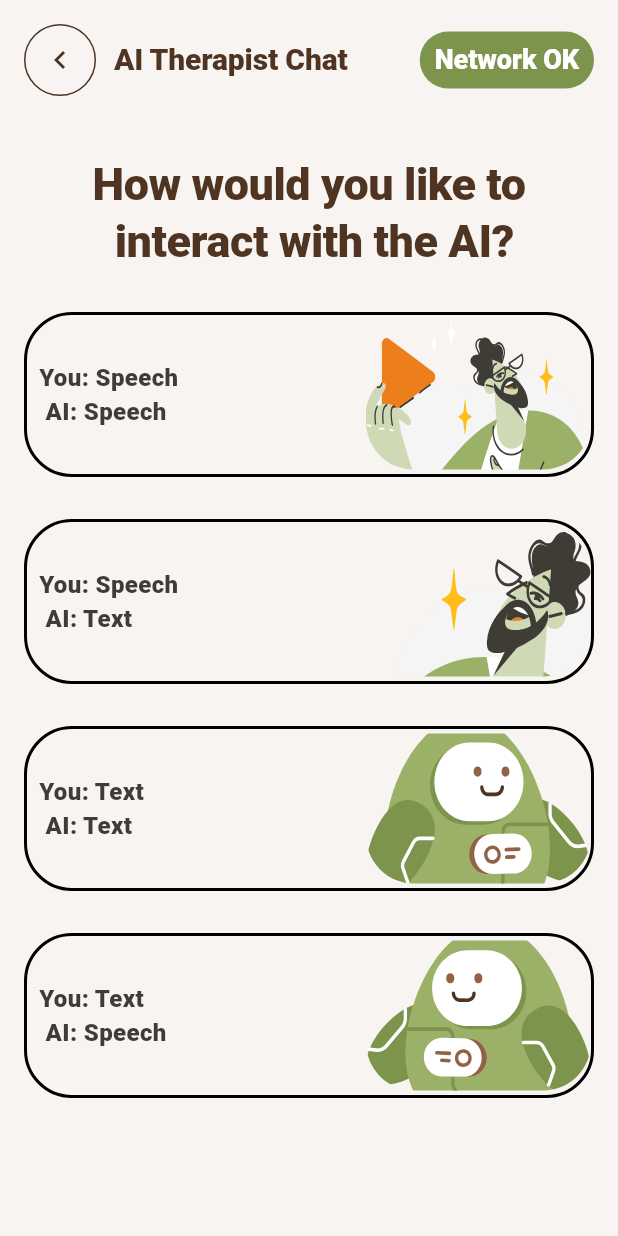
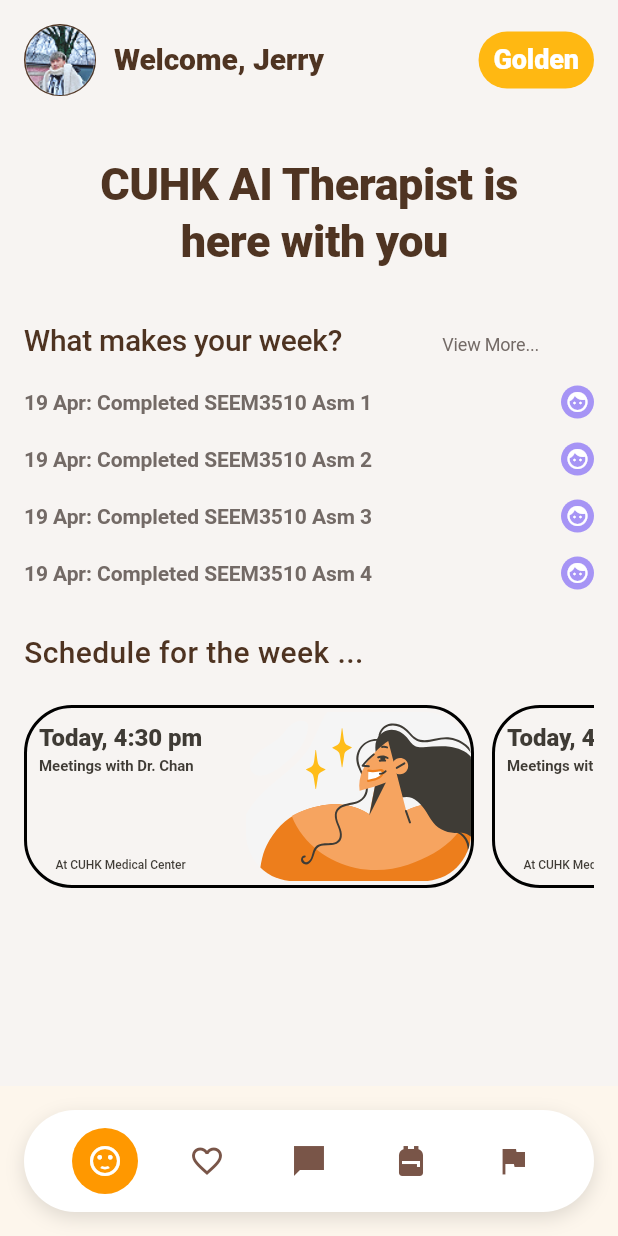
Before and after one commit to rosisneupane/Project_FrontEnd, a Flutter app: the screen it shows after launch, on a phone screen of 412 x 824 dp. Run offline on Flutter 3.47's test engine with Material 3 defaults, Android fonts, the phone set to English and light mode, and no system bars; our stand-ins replace flutter_svg; Roboto replaces fonts that are missing (Urbanist).

Commit message:
feat:home page

```diff
--- a/lib/main.dart
+++ b/lib/main.dart
@@ -1,22 +1,102 @@
 import 'package:flutter/material.dart';
 import 'package:new_ui/screen/ai_therapist_screen.dart';
+import 'package:new_ui/screen/home_screen.dart';
+
 void main() {
-  runApp(const MyApp());
+  runApp(MyApp());
 }
 
 class MyApp extends StatelessWidget {
-  const MyApp({super.key});
-
-  // This widget is the root of your application.
   @override
   Widget build(BuildContext context) {
     return MaterialApp(
-      title: 'Flutter Demo',
-      theme: ThemeData(
-        colorScheme: ColorScheme.fromSeed(seedColor: Colors.deepPurple),
-        useMaterial3: true,
-      ),
-      home: const AiTherapistScreen(),
+      home: SimpleBottomNav(),
     );
   }
 }
+
+class SimpleBottomNav extends StatefulWidget {
+  const SimpleBottomNav({super.key});
+
+  @override
+  _SimpleBottomNavState createState() => _SimpleBottomNavState();
+}
+
+class _SimpleBottomNavState extends State<SimpleBottomNav> {
+  int _selectedIndex = 0; // default selected index
+
+  final List<IconData> _icons = [
+    Icons.sentiment_satisfied,
+    Icons.favorite_border,
+    Icons.chat_bubble_sharp,
+    Icons.backpack,
+    Icons.flag,
+  ];
+
+  final List<Widget> _pages = [
+    HomeScreen(),
+    Center(child: Text('Favorites Page', style: TextStyle(fontSize: 24))),
+    AiTherapistScreen(),
+    Center(child: Text('Backpack Page', style: TextStyle(fontSize: 24))),
+    Center(child: Text('Goals Page', style: TextStyle(fontSize: 24))),
+  ];
+
+  void _onTap(int index) {
+    setState(() {
+      _selectedIndex = index;
+    });
+  }
+
+  Widget _buildNavIcon(int index) {
+    bool isSelected = index == _selectedIndex;
+
+    return GestureDetector(
+      onTap: () => _onTap(index),
+      child: Container(
+        decoration: isSelected
+            ? BoxDecoration(
+                color: Colors.orange,
+                shape: BoxShape.circle,
+              )
+            : null,
+        padding: EdgeInsets.all(10),
+        child: Icon(
+          _icons[index],
+          color: isSelected ? Colors.white : Colors.brown,
+        ),
+      ),
+    );
+  }
+
+  @override
+  Widget build(BuildContext context) {
+    return Scaffold(
+      body: _pages[_selectedIndex],
+      bottomNavigationBar: Padding(
+        padding: const EdgeInsets.all(16.0),
+        child: Container(
+          padding: EdgeInsets.symmetric(vertical: 12, horizontal: 20),
+          decoration: BoxDecoration(
+            color: Colors.white,
+            borderRadius: BorderRadius.circular(50),
+            boxShadow: [
+              BoxShadow(
+                color: Colors.black12,
+                blurRadius: 10,
+                offset: Offset(0, 4),
+              ),
+            ],
+          ),
+          child: Row(
+            mainAxisAlignment: MainAxisAlignment.spaceAround,
+            children: List.generate(
+              _icons.length,
+              (index) => _buildNavIcon(index),
+            ),
+          ),
+        ),
+      ),
+      backgroundColor: Color(0xFFFDF6EC),
+    );
+  }
+}
--- a/lib/screen/ai_therapist_screen.dart
+++ b/lib/screen/ai_therapist_screen.dart
@@ -12,8 +12,6 @@
 }
 
 class _AiTherapistScreenState extends State<AiTherapistScreen> {
-
-
   final List<Map<String, String>> interactionModes = [
     {
       'label': 'You: Speech\n AI: Speech',
@@ -46,22 +44,23 @@
               margin: const EdgeInsets.only(top: 16),
               child: Row(
                 children: [
-                  Container(
-                    width: 48,
-                    height: 48,
-                    decoration: BoxDecoration(
-                      shape: BoxShape.circle,
-                      border: Border.all(color: AppColors.primary),
-                    ),
-                    child: IconButton(
-                      icon: const Icon(Icons.chevron_left),
-                      color: AppColors.primary,
-                      onPressed: () => Navigator.pop(context),
-                    ),
-                  ),
+                  // Container(
+                  //   width: 48,
+                  //   height: 48,
+                  //   decoration: BoxDecoration(
+                  //     shape: BoxShape.circle,
+                  //     border: Border.all(color: AppColors.primary),
+                  //   ),
+                  //   child: IconButton(
+                  //     icon: const Icon(Icons.chevron_left),
+                  //     color: AppColors.primary,
+                  //     onPressed: () => Navigator.pop(context),
+                  //   ),
+                  // ),
                   const SizedBox(width: 12),
                   const Expanded(
-                    child: Text('AI Therapist Chat', style: AppTextStyles.title),
+                    child:
+                        Text('AI Therapist Chat', style: AppTextStyles.title),
                   ),
                   Container(
                     padding:
@@ -70,7 +69,8 @@
                       color: const Color(0xFF7D944D),
                       borderRadius: BorderRadius.circular(32),
                     ),
-                    child: const Text('Network OK', style: AppTextStyles.button),
+                    child:
+                        const Text('Network OK', style: AppTextStyles.button),
                   ),
                 ],
               ),
@@ -92,12 +92,12 @@
                         return InteractionOption(
                           label: interactionModes[index]['label']!,
                           imagePath: interactionModes[index]['image']!,
-
                           onTap: () {
-      Navigator.push(
-        context,
-        MaterialPageRoute(builder: (context) => const ChatPage()),
-      );
+                            Navigator.push(
+                              context,
+                              MaterialPageRoute(
+                                  builder: (context) => const ChatPage()),
+                            );
                           },
                         );
                       }),
@@ -123,7 +123,6 @@
     super.key,
     required this.label,
     required this.imagePath,
-
     required this.onTap,
   });
 
@@ -138,7 +137,7 @@
           height: 110,
           decoration: BoxDecoration(
             border: Border.all(
-              color:  Colors.black,
+              color: Colors.black,
               width: 2.0,
             ),
             borderRadius: BorderRadius.circular(32),
--- /dev/null
+++ b/lib/screen/home_screen.dart
@@ -0,0 +1,304 @@
+import 'package:flutter/material.dart';
+import 'package:flutter_svg/flutter_svg.dart';
+import 'package:new_ui/screen/texttotext_screen.dart';
+import '../theme/colors.dart';
+import '../theme/text_styles.dart';
+
+class HomeScreen extends StatefulWidget {
+  const HomeScreen({super.key});
+
+  @override
+  State<HomeScreen> createState() => _HomeScreenState();
+}
+
+class _HomeScreenState extends State<HomeScreen> {
+  final List<Map<String, String>> interactionModes = [
+    {
+      'label': 'You: Speech\n AI: Speech',
+      'image': 'assets/images/Female.svg',
+    },
+    {
+      'label': 'You: Speech\n AI: Text',
+      'image': 'assets/images/Female.svg',
+    },
+    {
+      'label': 'You: Text\n AI: Text',
+      'image': 'assets/images/Female.svg',
+    },
+    {
+      'label': 'You: Text\n AI: Speech',
+      'image': 'assets/images/Female.svg',
+    },
+  ];
+
+  @override
+  Widget build(BuildContext context) {
+    return Scaffold(
+      backgroundColor: AppColors.background,
+      body: SafeArea(
+        child: Column(
+          children: [
+            Container(
+              height: 48,
+              padding: const EdgeInsets.symmetric(horizontal: 16),
+              margin: const EdgeInsets.only(top: 16),
+              child: Row(
+                children: [
+                  Container(
+                    width: 48,
+                    height: 48,
+                    decoration: BoxDecoration(
+                      shape: BoxShape.circle,
+                      border: Border.all(color: AppColors.primary),
+                    ),
+                    child: Image.asset("assets/images/ProPic1.png"),
+                  ),
+                  const SizedBox(width: 12),
+                  const Expanded(
+                    child: Text('Welcome, Jerry', style: AppTextStyles.title),
+                  ),
+                  Container(
+                    padding:
+                        const EdgeInsets.symmetric(horizontal: 10, vertical: 6),
+                    decoration: BoxDecoration(
+                      color: Color(0xFFFFB812),
+                      borderRadius: BorderRadius.circular(32),
+                    ),
+                    child: const Text('Golden', style: AppTextStyles.button),
+                  ),
+                ],
+              ),
+            ),
+            Expanded(
+              child: SingleChildScrollView(
+                child: Padding(
+                  padding: const EdgeInsets.symmetric(horizontal: 16),
+                  child: Column(
+                    children: [
+                      const SizedBox(height: 40),
+                      const Text(
+                        "CUHK AI Therapist is\n here with you",
+                        style: AppTextStyles.question,
+                        textAlign: TextAlign.center,
+                      ),
+                      const SizedBox(height: 28),
+                      Column(
+                        children: [
+                          SizedBox(
+                            width: double.infinity,
+                            child: Text.rich(
+                              TextSpan(
+                                children: [
+                                  TextSpan(
+                                    text: 'What makes your week?              ',
+                                    style: TextStyle(
+                                      color: const Color(0xFF4E3321),
+                                      fontSize: 20,
+                                      fontFamily: 'Urbanist',
+                                      fontWeight: FontWeight.w500,
+                                      height: 1.90,
+                                      letterSpacing: -0.20,
+                                    ),
+                                  ),
+                                  TextSpan(
+                                    text: 'View More...',
+                                    style: TextStyle(
+                                      color: const Color(0xFF736A66),
+                                      fontSize: 12,
+                                      fontFamily: 'Urbanist',
+                                      fontWeight: FontWeight.w400,
+                                      height: 3.17,
+                                      letterSpacing: -0.12,
+                                    ),
+                                  ),
+                                ],
+                              ),
+                            ),
+                          ),
+                        ],
+                      ),
+                      Column(
+                        children: List.generate(4, (index) {
+                          return Padding(
+                            padding: const EdgeInsets.symmetric(vertical: 8.0),
+                            child: Row(
+                              mainAxisAlignment: MainAxisAlignment.spaceBetween,
+                              crossAxisAlignment: CrossAxisAlignment.center,
+                              children: [
+                                Text(
+                                  '19 Apr: Completed SEEM3510 Asm ${index + 1}',
+                                  style: TextStyle(
+                                    color: Color(0xFF736A66),
+                                    fontSize: 14,
+                                    fontFamily: 'Urbanist',
+                                    fontWeight: FontWeight.w700,
+                                    letterSpacing: -0.05,
+                                  ),
+                                ),
+                                Container(
+                                  width: 22,
+                                  height: 22,
+                                  decoration: ShapeDecoration(
+                                    color: Color(0xFFA694F5),
+                                    shape: RoundedRectangleBorder(
+                                      borderRadius: BorderRadius.circular(2468),
+                                    ),
+                                  ),
+                                  child: Icon(
+                                    Icons.face,
+                                    size: 16,
+                                    color: Colors.white,
+                                  ),
+                                ),
+                              ],
+                            ),
+                          );
+                        }),
+                      ),
+                      SizedBox(
+                        height: 20,
+                      ),
+                      SizedBox(
+                        width: double.infinity,
+                        child: Text(
+                          'Schedule for the week ...',
+                          style: TextStyle(
+                            color: const Color(0xFF4E3321),
+                            fontSize: 20,
+                            fontFamily: 'Urbanist',
+                            fontWeight: FontWeight.w500,
+                          ),
+                        ),
+                      ),
+                                            SizedBox(
+                        height: 20,
+                      ),
+                      SizedBox(
+                        height: 150,
+                        child: ListView.builder(
+                          scrollDirection: Axis.horizontal,
+                          itemCount: interactionModes.length,
+                          itemBuilder: (context, index) {
+                            return Padding(
+                              padding: const EdgeInsets.only(right: 12.0),
+                              child: SizedBox(
+                                width: 300, // fixed width
+                                child: InteractionOption(
+                                  label: interactionModes[index]['label']!,
+                                  imagePath: interactionModes[index]['image']!,
+                                  onTap: () {
+                                    Navigator.push(
+                                      context,
+                                      MaterialPageRoute(
+                                          builder: (context) =>
+                                              const ChatPage()),
+                                    );
+                                  },
+                                ),
+                              ),
+                            );
+                          },
+                        ),
+                      )
+                    ],
+                  ),
+                ),
+              ),
+            ),
+          ],
+        ),
+      ),
+    );
+  }
+}
+
+class InteractionOption extends StatelessWidget {
+  final String label;
+  final String imagePath;
+  final VoidCallback onTap;
+
+  const InteractionOption({
+    super.key,
+    required this.label,
+    required this.imagePath,
+    required this.onTap,
+  });
+
+  @override
+  Widget build(BuildContext context) {
+    return Padding(
+      padding: const EdgeInsets.only(bottom: 28.0),
+      child: GestureDetector(
+        onTap: onTap,
+        child: Container(
+          width: double.infinity,
+          height: 110,
+          decoration: BoxDecoration(
+            border: Border.all(
+              color: Colors.black,
+              width: 2.0,
+            ),
+            borderRadius: BorderRadius.circular(32),
+          ),
+          child: Row(
+            mainAxisAlignment: MainAxisAlignment.spaceBetween,
+            children: [
+              Padding(
+                padding: const EdgeInsets.all(8.0),
+                child: Column(
+                  mainAxisAlignment: MainAxisAlignment.spaceBetween,
+                  children: [
+                    Column(
+                      crossAxisAlignment: CrossAxisAlignment.start,
+                      children: [
+                        Text(
+                          'Today, 4:30 pm',
+                          style: TextStyle(
+                            color: Color(0xFF3F3B35),
+                            fontSize: 16,
+                            fontFamily: 'Urbanist',
+                            fontWeight: FontWeight.w800,
+                            letterSpacing: -0.05,
+                          ),
+                        ),
+                        Text(
+                          'Meetings with Dr. Chan',
+                          style: TextStyle(
+                            color: Color(0xFF3F3B35),
+                            fontSize: 10,
+                            fontFamily: 'Urbanist',
+                            fontWeight: FontWeight.w700,
+                            letterSpacing: -0.03,
+                          ),
+                        ),
+                      ],
+                    ),
+                    Text(
+                      'At CUHK Medical Center',
+                      style: TextStyle(
+                        color: const Color(0xFF3F3B35),
+                        fontSize: 8,
+                        fontFamily: 'Urbanist',
+                        fontWeight: FontWeight.w500,
+                        letterSpacing: -0.02,
+                      ),
+                    )
+                  ],
+                ),
+              ),
+              ClipRRect(
+                borderRadius: BorderRadius.circular(32),
+                child: SvgPicture.asset(
+                  imagePath,
+                  width: 150,
+                  height: 113,
+                  fit: BoxFit.cover,
+                ),
+              ),
+            ],
+          ),
+        ),
+      ),
+    );
+  }
+}
```
Also changed, not shown: assets/images/ProPic1.png (added).
